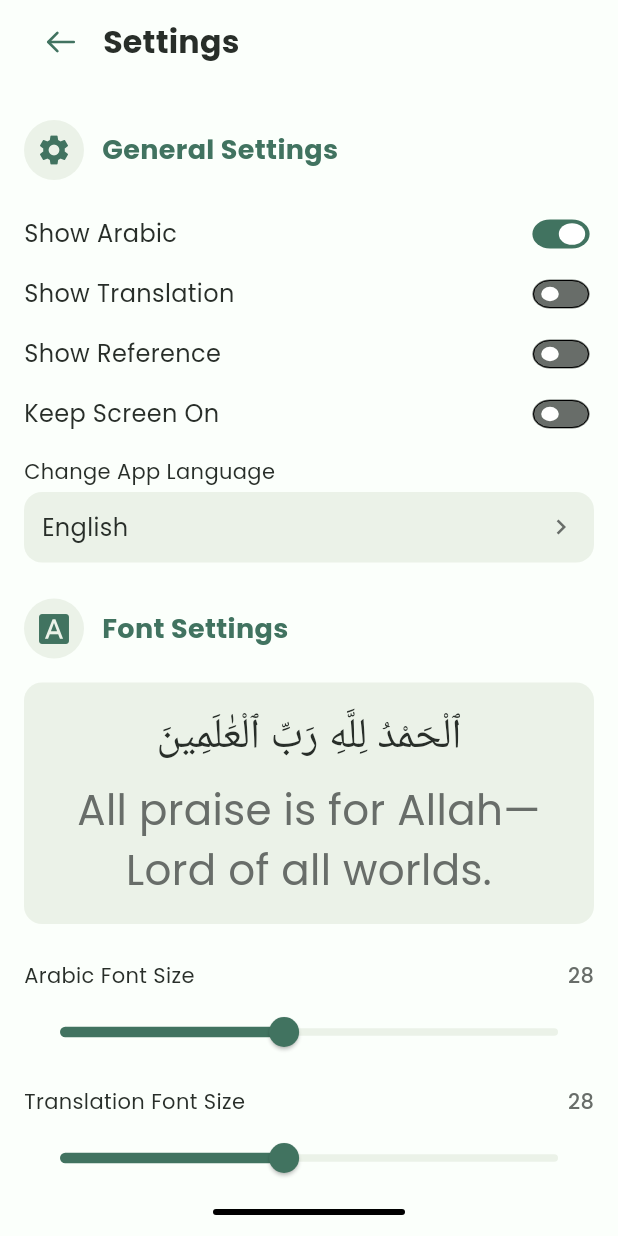
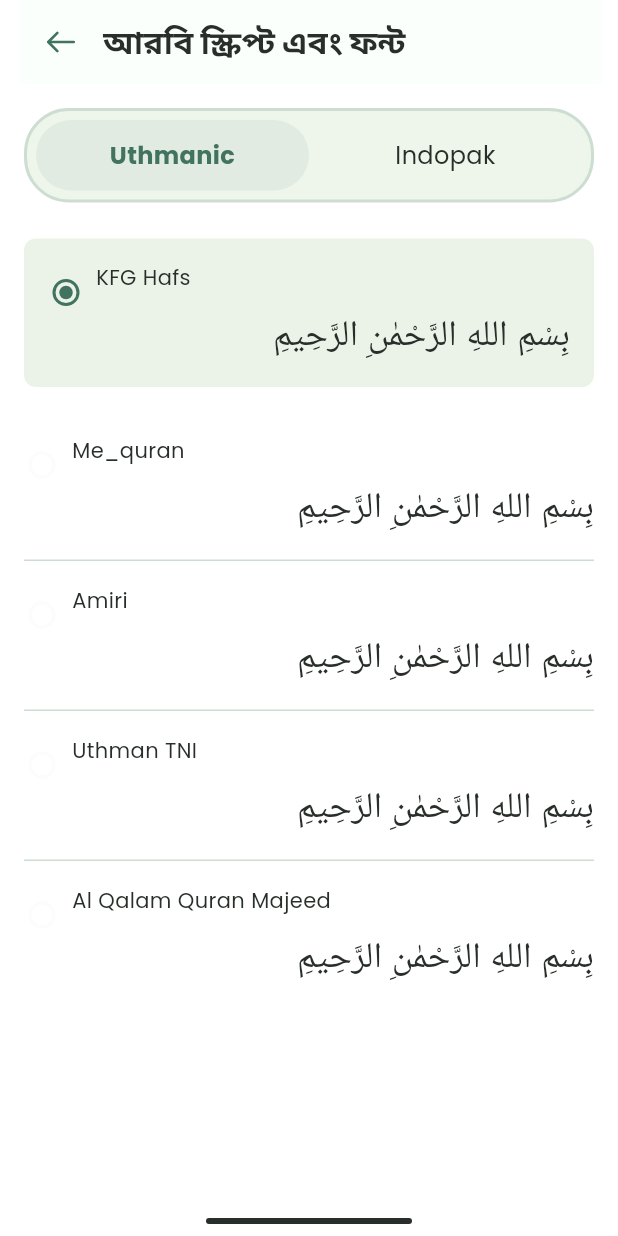
Before and after one commit to ird-mehdi/dua_app, a Flutter app: the screen it shows after launch, on a phone screen of 412 x 824 dp. Run offline on Flutter 3.47's test engine with Material 3 defaults, Android fonts, the phone set to English and light mode, and no system bars; our stand-ins replace drift, equatable, flutter_svg, fpdart, get, get_it and 2 more; missing offline and left inert: talker_logger; accounts and stored records are empty; generated files the repository leaves out were written again; Roboto replaces fonts that are missing (Uthmanic).

Commit message:
Refactor SettingsPage and enhance SettingsPresenter for improved functionality
- Updated SettingsPage to utilize PresentableWidgetBuilder for better state management.
- Added methods in SettingsPresenter to handle selected script type and font changes.
- Enhanced SettingsUiState to include new properties for selected script type and font.
- Updated navigation in DuaApp to switch from SettingsPage to FontsPage for better organization.

```diff
--- a/lib/presentation/dua_app.dart
+++ b/lib/presentation/dua_app.dart
@@ -1,7 +1,7 @@
 import 'package:dua/core/config/dua_screen.dart';
 import 'package:dua/core/config/themes.dart';
 import 'package:dua/core/static/font_family.dart';
-import 'package:dua/presentation/settings/ui/settings_page.dart';
+import 'package:dua/presentation/settings/ui/fonts_page.dart';
 import 'package:flutter/material.dart';
 import 'package:flutter/services.dart';
 import 'package:get/get.dart';
@@ -40,7 +40,8 @@ class DuaApp extends StatelessWidget {
         // home: NavBarPage(),
         // home: DhikrPage(),
         // home: SchedulePage(),
-        home: SettingsPage(),
+        // home: SettingsPage(),
+        home: FontsPage(),
         // home: ScheduleDetailsPage(),
         // home: ScreenList(),
         // home: PrayerTimePage(),
--- a/lib/presentation/settings/presenter/settings_presenter.dart
+++ b/lib/presentation/settings/presenter/settings_presenter.dart
@@ -48,4 +48,12 @@ class SettingsPresenter extends BasePresenter<SettingsUiState> {
   void setSelectedAppearance(int value) {
     _state.value = state.copyWith(selectedAppearance: value);
   }
+
+  void setSelectedScriptType(String value) {
+    _state.value = state.copyWith(selectedScriptType: value);
+  }
+
+  void setSelectedFont(String value) {
+    _state.value = state.copyWith(selectedFont: value);
+  }
 }
--- a/lib/presentation/settings/presenter/settings_ui_state.dart
+++ b/lib/presentation/settings/presenter/settings_ui_state.dart
@@ -11,6 +11,8 @@ class SettingsUiState extends BaseUiState {
     required this.arabicFontSize,
     required this.translationFontSize,
     required this.selectedAppearance,
+    required this.selectedScriptType,
+    required this.selectedFont,
   });
 
   final bool showArabic;
@@ -20,6 +22,8 @@ class SettingsUiState extends BaseUiState {
   final double arabicFontSize;
   final double translationFontSize;
   final int selectedAppearance;
+  final String selectedScriptType;
+  final String selectedFont;
 
   // Factory to create the initial state
   factory SettingsUiState.initial() => const SettingsUiState(
@@ -32,6 +36,8 @@ class SettingsUiState extends BaseUiState {
         arabicFontSize: 28.0,
         translationFontSize: 28.0,
         selectedAppearance: 0,
+        selectedScriptType: 'Uthmanic',
+        selectedFont: 'KFG Hafs',
       );
 
   // Copy with method to create a new instance with updated values
@@ -45,6 +51,8 @@ class SettingsUiState extends BaseUiState {
     double? arabicFontSize,
     double? translationFontSize,
     int? selectedAppearance,
+    String? selectedScriptType,
+    String? selectedFont,
   }) {
     return SettingsUiState(
       isLoading: isLoading ?? this.isLoading,
@@ -56,6 +64,8 @@ class SettingsUiState extends BaseUiState {
       arabicFontSize: arabicFontSize ?? this.arabicFontSize,
       translationFontSize: translationFontSize ?? this.translationFontSize,
       selectedAppearance: selectedAppearance ?? this.selectedAppearance,
+      selectedScriptType: selectedScriptType ?? this.selectedScriptType,
+      selectedFont: selectedFont ?? this.selectedFont,
     );
   }
 
@@ -70,5 +80,7 @@ class SettingsUiState extends BaseUiState {
         arabicFontSize,
         translationFontSize,
         selectedAppearance,
+        selectedScriptType,
+        selectedFont,
       ];
 }
--- /dev/null
+++ b/lib/presentation/settings/ui/fonts_page.dart
@@ -0,0 +1,252 @@
+import 'package:dua/core/di/service_locator.dart';
+import 'package:dua/presentation/settings/presenter/settings_presenter.dart';
+import 'package:dua/presentation/common/widgets/custom_app_bar.dart';
+import 'package:dua/core/config/dua_color.dart';
+import 'package:dua/core/external_libs/presentable_widget_builder.dart';
+import 'package:flutter/material.dart';
+
+class FontsPage extends StatelessWidget {
+  const FontsPage({super.key});
+
+  @override
+  Widget build(BuildContext context) {
+    final SettingsPresenter presenter = locate<SettingsPresenter>();
+
+    return PresentableWidgetBuilder<SettingsPresenter>(
+      presenter: presenter,
+      builder: () => Scaffold(
+        backgroundColor: Colors.white,
+        appBar: CustomAppBar(
+          title: 'আরবি স্ক্রিপ্ট এবং ফন্ট',
+          onLeadingPressed: () => Navigator.pop(context),
+        ),
+        body: Column(
+          children: [
+            ScriptTypeTabs(
+              selectedType: presenter.state.selectedScriptType,
+              onTypeSelected: (type) => presenter.setSelectedScriptType(type),
+            ),
+            Expanded(
+              child: FontOptionsList(
+                selectedFont: presenter.state.selectedFont,
+                onFontSelect: (font) => presenter.setSelectedFont(font),
+              ),
+            ),
+            BottomIndicator(),
+          ],
+        ),
+      ),
+    );
+  }
+}
+
+class ScriptTypeTabs extends StatelessWidget {
+  final String selectedType;
+  final Function(String) onTypeSelected;
+
+  const ScriptTypeTabs({
+    super.key,
+    required this.selectedType,
+    required this.onTypeSelected,
+  });
+
+  @override
+  Widget build(BuildContext context) {
+    return Container(
+      margin: const EdgeInsets.only(top: 16.0, left: 16.0, right: 16.0),
+      padding: const EdgeInsets.all(6.0),
+      decoration: BoxDecoration(
+        color: DuaColor.shadeColorLight,
+        borderRadius: BorderRadius.circular(30.0),
+        border: Border.all(color: DuaColor.primaryColorLight20, width: 2.0),
+      ),
+      child: Row(
+        children: [
+          ScriptTypeTab(
+            title: 'Uthmanic',
+            isSelected: selectedType == 'Uthmanic',
+            onTap: onTypeSelected,
+          ),
+          ScriptTypeTab(
+            title: 'Indopak',
+            isSelected: selectedType == 'Indopak',
+            onTap: onTypeSelected,
+          ),
+        ],
+      ),
+    );
+  }
+}
+
+class ScriptTypeTab extends StatelessWidget {
+  final String title;
+  final bool isSelected;
+  final Function(String) onTap;
+
+  const ScriptTypeTab({
+    super.key,
+    required this.title,
+    required this.isSelected,
+    required this.onTap,
+  });
+
+  @override
+  Widget build(BuildContext context) {
+    return Expanded(
+      child: GestureDetector(
+        onTap: () => onTap(title),
+        child: Container(
+          padding: const EdgeInsets.symmetric(vertical: 12.0),
+          decoration: BoxDecoration(
+            color:
+                isSelected ? DuaColor.primaryColorLight10 : Colors.transparent,
+            borderRadius: BorderRadius.circular(24.0),
+          ),
+          child: Text(
+            title,
+            textAlign: TextAlign.center,
+            style: TextStyle(
+              color: isSelected
+                  ? DuaColor.primaryColorLight100
+                  : DuaColor.titleColorLight,
+              fontWeight: isSelected ? FontWeight.bold : FontWeight.normal,
+              fontSize: 16.0,
+            ),
+          ),
+        ),
+      ),
+    );
+  }
+}
+
+class FontOptionsList extends StatelessWidget {
+  final String selectedFont;
+  final Function(String) onFontSelect;
+
+  const FontOptionsList({
+    super.key,
+    required this.selectedFont,
+    required this.onFontSelect,
+  });
+
+  @override
+  Widget build(BuildContext context) {
+    final List<String> fontOptions = [
+      'KFG Hafs',
+      'Me_quran',
+      'Amiri',
+      'Uthman TNI',
+      'Al Qalam Quran Majeed',
+    ];
+
+    return ListView.builder(
+      padding: const EdgeInsets.only(left: 16.0, right: 16.0, top: 24.0),
+      itemCount: fontOptions.length,
+      itemBuilder: (context, index) {
+        final String fontName = fontOptions[index];
+        final bool isFirstItem = index == 0;
+        final bool isLastItem = index == fontOptions.length - 1;
+
+        return FontOption(
+          fontName: fontName,
+          isSelected: selectedFont == fontName,
+          isFirstItem: isFirstItem,
+          isLastItem: isLastItem,
+          arabicText: 'بِسْمِ اللهِ الرَّحْمٰنِ الرَّحِيمِ',
+          onSelect: onFontSelect,
+        );
+      },
+    );
+  }
+}
+
+class FontOption extends StatelessWidget {
+  final String fontName;
+  final bool isSelected;
+  final bool isFirstItem;
+  final bool isLastItem;
+  final String arabicText;
+  final Function(String) onSelect;
+
+  const FontOption({
+    super.key,
+    required this.fontName,
+    required this.isSelected,
+    required this.isFirstItem,
+    required this.isLastItem,
+    required this.arabicText,
+    required this.onSelect,
+  });
+
+  @override
+  Widget build(BuildContext context) {
+    return Container(
+      padding: isFirstItem
+          ? const EdgeInsets.all(16.0)
+          : const EdgeInsets.symmetric(vertical: 16.0),
+      margin: isFirstItem ? const EdgeInsets.only(bottom: 16.0) : null,
+      decoration: BoxDecoration(
+        color: isSelected ? DuaColor.primaryColorLight05 : Colors.transparent,
+        borderRadius: isSelected ? BorderRadius.circular(8.0) : null,
+        border: !isFirstItem && !isLastItem
+            ? Border(bottom: BorderSide(color: DuaColor.primaryColorLight20))
+            : (isFirstItem && !isSelected
+                ? Border(
+                    bottom: BorderSide(color: DuaColor.primaryColorLight20))
+                : null),
+      ),
+      child: Row(
+        crossAxisAlignment: CrossAxisAlignment.start,
+        children: [
+          Radio<String>(
+            value: fontName,
+            groupValue: isSelected ? fontName : null,
+            onChanged: (value) => onSelect(value!),
+            activeColor: DuaColor.primaryColorLight100,
+            materialTapTargetSize: MaterialTapTargetSize.shrinkWrap,
+          ),
+          const SizedBox(width: 8),
+          Expanded(
+            child: Column(
+              crossAxisAlignment: CrossAxisAlignment.stretch,
+              children: [
+                Text(
+                  fontName,
+                  textAlign: TextAlign.left,
+                  style: TextStyle(color: DuaColor.headingTextColorLight),
+                ),
+                const SizedBox(height: 12.0),
+                Text(
+                  arabicText,
+                  textDirection: TextDirection.rtl,
+                  textAlign: TextAlign.right,
+                  style: TextStyle(
+                    fontSize: 24.0,
+                    color: DuaColor.headingTextColorLight,
+                  ),
+                ),
+              ],
+            ),
+          ),
+        ],
+      ),
+    );
+  }
+}
+
+class BottomIndicator extends StatelessWidget {
+  const BottomIndicator({super.key});
+
+  @override
+  Widget build(BuildContext context) {
+    return Container(
+      margin: const EdgeInsets.only(bottom: 8.0),
+      width: MediaQuery.of(context).size.width / 3,
+      height: 4.0,
+      decoration: BoxDecoration(
+        color: DuaColor.titleColorLight,
+        borderRadius: BorderRadius.circular(2.0),
+      ),
+    );
+  }
+}
--- a/lib/presentation/settings/ui/settings_page.dart
+++ b/lib/presentation/settings/ui/settings_page.dart
@@ -1,9 +1,9 @@
 import 'package:flutter/material.dart';
 import '../presenter/settings_presenter.dart';
 import 'package:dua/core/di/service_locator.dart';
-import 'package:get/get.dart';
 import 'package:dua/core/config/dua_color.dart';
 import 'package:dua/presentation/common/widgets/custom_app_bar.dart';
+import 'package:dua/core/external_libs/presentable_widget_builder.dart';
 
 class SettingsPage extends StatelessWidget {
   const SettingsPage({super.key});
@@ -12,9 +12,9 @@ class SettingsPage extends StatelessWidget {
   Widget build(BuildContext context) {
     final presenter = locate<SettingsPresenter>();
 
-    return GetX<SettingsPresenter>(
-      init: presenter,
-      builder: (controller) => Scaffold(
+    return PresentableWidgetBuilder<SettingsPresenter>(
+      presenter: presenter,
+      builder: () => Scaffold(
         appBar: const CustomAppBar(
           title: 'Settings',
           showLeading: true,
@@ -31,11 +31,11 @@ class SettingsPage extends StatelessWidget {
                       crossAxisAlignment: CrossAxisAlignment.start,
                       children: [
                         const SizedBox(height: 24),
-                        _buildGeneralSettings(controller),
+                        _buildGeneralSettings(presenter),
                         const SizedBox(height: 24),
-                        _buildFontSettings(context, controller),
+                        _buildFontSettings(context, presenter),
                         const SizedBox(height: 24),
-                        _buildAppearanceSettings(context, controller),
+                        _buildAppearanceSettings(context, presenter),
                         const SizedBox(height: 24), // Space before footer area
                       ],
                     ),
```
Also changed, not shown: 1 other file.
